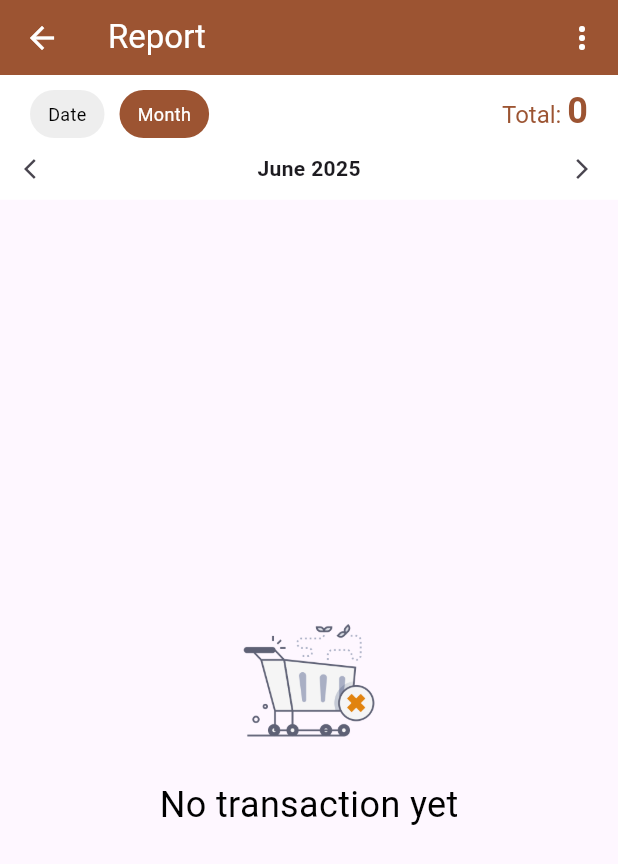
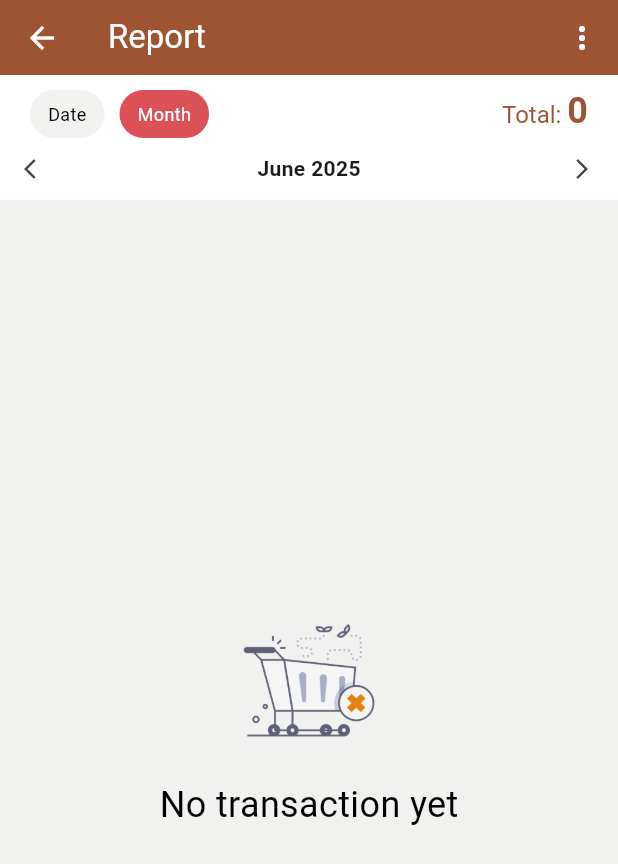
Before and after one commit to wicaksonotia/flutter-stmj-himalaya, a Flutter app: the TransactionPage screen opened by its route, after a tap on an icon or button, on a phone screen of 412 x 824 dp. Shown: the top 864 px of the screen. Run offline on Flutter 3.47's test engine with Material 3 defaults, Android fonts, the phone set to English and light mode, and no system bars; drawn by our look-alikes of chips_choice; our stand-ins replace animate_do, animated_splash_screen, badges, currency_text_input_formatter, dio, flutter_native_splash and 6 more; missing offline and left inert: flutter_custom_month_picker, flutter_esc_pos_utils, group_list_view, print_bluetooth_thermal; accounts and stored records are empty; network calls fail; project files that could hold a hidden picture were left out.

Commit message:
minor color change

```diff
--- a/lib/commons/colors.dart
+++ b/lib/commons/colors.dart
@@ -9,5 +9,14 @@ class MyColors {
   static const Color yellow = Color(0xFFf7c143);
   static const Color grey = Color(0xFF9e9e9e);
 
-// Here we created a special class for the colors used in the project for ease of use later
+  // Notion Background Colors
+  static const Color notionBgGrey = Color(0xFFF1F1EF);
+  static const Color notionBgBrown = Color(0xFFF4EEEE);
+  static const Color notionBgOrange = Color(0xFFFAEBDD);
+  static const Color notionBgYellow = Color(0xFFFBF3DB);
+  static const Color notionBgGreen = Color(0xFFEDF3EC);
+  static const Color notionBgBlue = Color(0xFFE7F3F8);
+  static const Color notionBgPurple = Color(0xFFF6F3F9);
+  static const Color notionBgPink = Color(0xFFFAF1F5);
+  static const Color notionBgRed = Color(0xFFFDEBEC);
 }
--- a/lib/pages/report/transaction.dart
+++ b/lib/pages/report/transaction.dart
@@ -34,6 +34,7 @@ class TransactionPageState extends State<TransactionPage> {
   Widget build(BuildContext context) {
     return Scaffold(
       // bottomNavigationBar: const FooterReport(),
+      backgroundColor: MyColors.notionBgGrey,
       appBar: PreferredSize(
         preferredSize: const Size.fromHeight(50.0),
         child: AppBar(
@@ -94,13 +95,17 @@ class TransactionPageState extends State<TransactionPage> {
               child: Row(
                 crossAxisAlignment: CrossAxisAlignment.start,
                 children: [
-                  Obx(
+                  SizedBox(
+                    width: 130,
+                    child: Obx(
                       () => ChipsChoice.single(
                         wrapped: true,
                         padding: EdgeInsets.zero,
                         value: _transactionController.filterBy.value,
-                      onChanged: (val) =>
-                          _transactionController.filterBy.value = val,
+                        onChanged: (val) {
+                          _transactionController.filterBy.value = val;
+                          _transactionController.fetchTransaction();
+                        },
                         choiceItems:
                             C2Choice.listFrom<String, Map<String, dynamic>>(
                           source: filterKategori,
@@ -112,13 +117,56 @@ class TransactionPageState extends State<TransactionPage> {
                             fontSize: MySizes.fontSizeSm,
                           ),
                           borderRadius: BorderRadius.circular(25),
-                        color: Colors.grey[200],
+                          color: MyColors.notionBgGrey,
                           selectedStyle: const C2ChipStyle(
-                          backgroundColor: MyColors.primary,
+                            backgroundColor: MyColors.red,
                             borderRadius: BorderRadius.all(Radius.circular(25)),
                           ),
                         ),
                       ),
+                    ),
+                    // Row(
+                    //   children: List.generate(
+                    //     filterKategori.length,
+                    //     (index) => Expanded(
+                    //       child: GestureDetector(
+                    //         onTap: () {
+                    //           setState(() {
+                    //             groupValue = index;
+                    //           });
+                    //           _transactionController.filterBy.value =
+                    //               filterKategori[index]['value']!;
+                    //           _transactionController.fetchTransaction();
+                    //         },
+                    //         child: Container(
+                    //           decoration: BoxDecoration(
+                    //             border: Border(
+                    //               right: BorderSide(
+                    //                 width: 0.5,
+                    //                 color: Colors.grey[300]!,
+                    //               ),
+                    //             ),
+                    //           ),
+                    //           padding: const EdgeInsets.symmetric(
+                    //               horizontal: 10, vertical: 5),
+                    //           child: Center(
+                    //             child: Text(
+                    //               filterKategori[index]['nama']!,
+                    //               style: TextStyle(
+                    //                 color: groupValue == index
+                    //                     ? MyColors.primary
+                    //                     : Colors.black,
+                    //                 fontWeight: groupValue == index
+                    //                     ? FontWeight.bold
+                    //                     : FontWeight.normal,
+                    //               ),
+                    //             ),
+                    //           ),
+                    //         ),
+                    //       ),
+                    //     ),
+                    //   ),
+                    // ),
                   ),
                   const Spacer(),
                   Obx(() {
```
Lines whose indentation alone changed are shown as unchanged.
